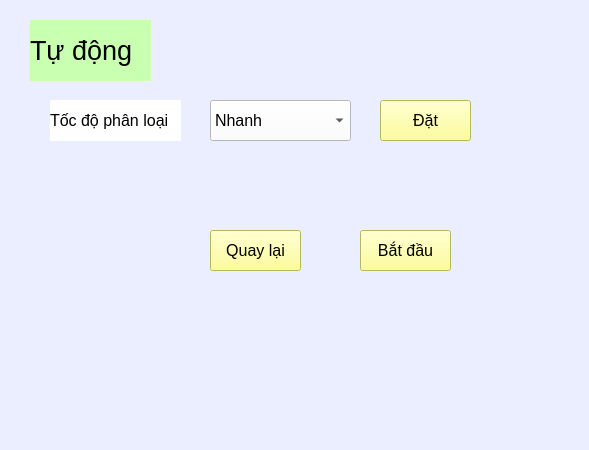
nguyenhoangnb/app_do_an_1, file auto.ui: the form before one commit.
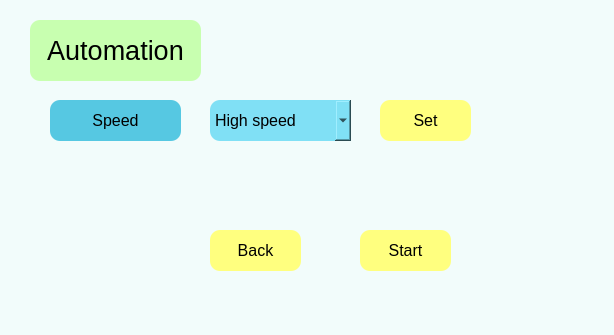
The form after the commit.

The edit to the form file:
```diff
--- a/auto.ui
+++ b/auto.ui
@@ -6,15 +6,15 @@
    <rect>
     <x>0</x>
     <y>0</y>
-    <width>589</width>
-    <height>450</height>
+    <width>614</width>
+    <height>335</height>
    </rect>
   </property>
   <property name="windowTitle">
    <string>Form</string>
   </property>
   <property name="styleSheet">
-   <string notr="true">background-color:rgb(235, 238, 255)</string>
+   <string notr="true">background-color:rgb(242, 252, 251)</string>
   </property>
   <widget class="QPushButton" name="btn_auto_set">
    <property name="geometry">
@@ -31,10 +31,11 @@
     </font>
    </property>
    <property name="styleSheet">
-    <string notr="true">background-color:rgb(255, 255, 127);</string>
+    <string notr="true">background-color:rgb(255, 255, 127);
+border-radius:10px;</string>
    </property>
    <property name="text">
-    <string>Đặt</string>
+    <string>Set</string>
    </property>
   </widget>
   <widget class="QLabel" name="lbl_auto_02">
@@ -52,10 +53,14 @@
     </font>
    </property>
    <property name="styleSheet">
-    <string notr="true">background-color:#fff;</string>
+    <string notr="true">background-color:rgb(86, 200, 226);
+border-radius:10px;</string>
    </property>
    <property name="text">
-    <string>Tốc độ phân loại</string>
+    <string>Speed</string>
+   </property>
+   <property name="alignment">
+    <set>Qt::AlignCenter</set>
    </property>
   </widget>
   <widget class="QComboBox" name="cb_auto_speed">
@@ -73,11 +78,12 @@
     </font>
    </property>
    <property name="styleSheet">
-    <string notr="true">background-color:#fff;</string>
+    <string notr="true">background-color:rgb(128, 224, 245);
+border-radius:10px;</string>
    </property>
    <item>
     <property name="text">
-     <string>Nhanh</string>
+     <string>High speed</string>
     </property>
    </item>
    <item>
@@ -106,10 +112,11 @@
     </font>
    </property>
    <property name="styleSheet">
-    <string notr="true">background-color:rgb(255, 255, 127);</string>
+    <string notr="true">background-color:rgb(255, 255, 127);
+border-radius:10px;</string>
    </property>
    <property name="text">
-    <string>Quay lại</string>
+    <string>Back</string>
    </property>
   </widget>
   <widget class="QPushButton" name="btn_auto_start">
@@ -127,10 +134,11 @@
     </font>
    </property>
    <property name="styleSheet">
-    <string notr="true">background-color:rgb(255, 255, 127);</string>
+    <string notr="true">background-color:rgb(255, 255, 127);
+border-radius:10px;</string>
    </property>
    <property name="text">
-    <string>Bắt đầu</string>
+    <string>Start</string>
    </property>
   </widget>
   <widget class="QLabel" name="lbl_auto_01">
@@ -138,7 +146,7 @@
     <rect>
      <x>30</x>
      <y>20</y>
-     <width>121</width>
+     <width>171</width>
      <height>61</height>
     </rect>
    </property>
@@ -148,10 +156,14 @@
     </font>
    </property>
    <property name="styleSheet">
-    <string notr="true">background-color:rgb(200, 255, 176);</string>
+    <string notr="true">background-color:rgb(200, 255, 176);
+border-radius:10px;</string>
    </property>
    <property name="text">
-    <string>Tự động</string>
+    <string>Automation</string>
+   </property>
+   <property name="alignment">
+    <set>Qt::AlignCenter</set>
    </property>
   </widget>
  </widget>
```
Left out of the diff: 4 changed lines with no effect on the pictures.
